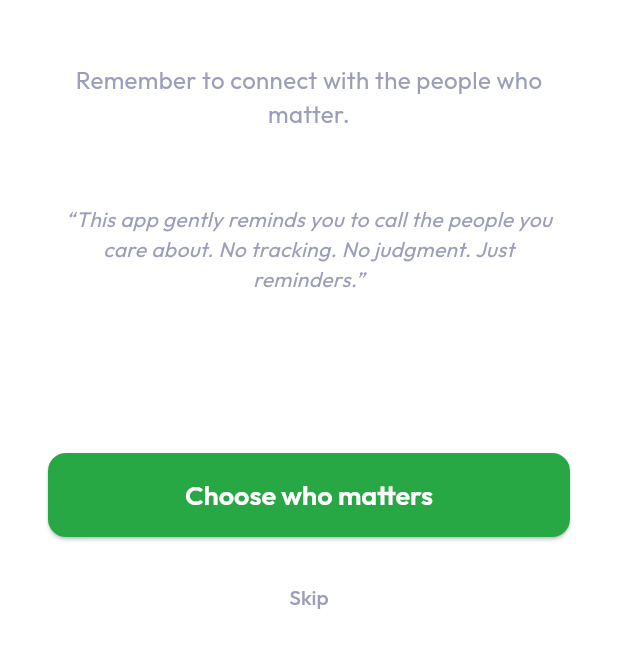
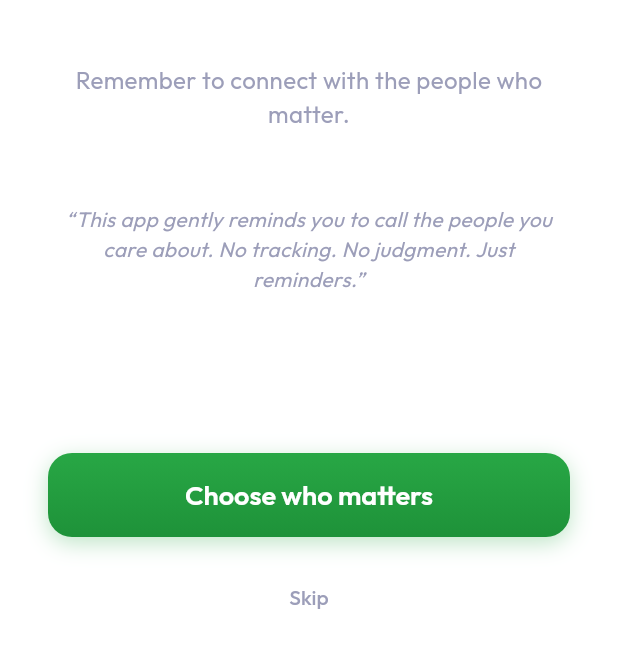
Before and after one commit to carbonanik/call_monitor, a Flutter app: the screen it shows after launch, on a phone screen of 412 x 824 dp, the part 531-1199 px from its top. Run offline on Flutter 3.47's test engine with Material 3 defaults, Android fonts, the phone set to English and light mode, and no system bars; our stand-ins replace drift, flutter_contacts, flutter_local_notifications, flutter_riverpod, google_fonts, package_info_plus and 1 more; missing offline and left inert: call_log, workmanager; accounts and stored records are empty; generated files the repository leaves out were written again; statements that could not run were skipped.

Commit message:
fix: few of them

```diff
--- /dev/null
+++ b/lib/components/gradient_button.dart
@@ -0,0 +1,57 @@
+import 'package:flutter/material.dart';
+import '../core/theme.dart';
+
+class GradientButton extends StatelessWidget {
+  final String text;
+  final VoidCallback? onPressed;
+
+  const GradientButton({
+    super.key,
+    required this.text,
+    required this.onPressed,
+  });
+
+  @override
+  Widget build(BuildContext context) {
+    return Container(
+      width: double.infinity,
+      height: 56,
+      decoration: BoxDecoration(
+        gradient: const LinearGradient(
+          colors: [
+            AppTheme.primaryColor,
+            Color(0xFF1E9239),
+          ],
+          begin: Alignment.topCenter,
+          end: Alignment.bottomCenter,
+        ),
+        borderRadius: BorderRadius.circular(16),
+        boxShadow: [
+          BoxShadow(
+            color: AppTheme.primaryColor.withValues(alpha: 0.3),
+            blurRadius: 12,
+            offset: const Offset(0, 4),
+          ),
+        ],
+      ),
+      child: ElevatedButton(
+        style: ElevatedButton.styleFrom(
+          backgroundColor: Colors.transparent,
+          shadowColor: Colors.transparent,
+          shape: RoundedRectangleBorder(
+            borderRadius: BorderRadius.circular(16),
+          ),
+        ),
+        onPressed: onPressed,
+        child: Text(
+          text,
+          style: const TextStyle(
+            color: Colors.white,
+            fontSize: 18,
+            fontWeight: FontWeight.w600,
+          ),
+        ),
+      ),
+    );
+  }
+}
--- a/lib/main.dart
+++ b/lib/main.dart
@@ -1,3 +1,4 @@
+import 'package:call_monitor/screens/about_screen.dart';
 import 'package:flutter/material.dart';
 import 'package:flutter_riverpod/flutter_riverpod.dart';
 import 'core/theme.dart';
@@ -40,6 +41,7 @@ class JustCallApp extends StatelessWidget {
         '/home': (context) => const HomeScreen(),
         '/select-contacts': (context) => const ContactSelectionScreen(),
         '/manage-reminders': (context) => const ManageRemindersScreen(),
+        '/about': (context) => const AboutScreen(),
       },
     );
   }
--- a/lib/screens/frequency_selection_screen.dart
+++ b/lib/screens/frequency_selection_screen.dart
@@ -1,3 +1,4 @@
+import 'package:call_monitor/components/list_avater.dart';
 import 'package:flutter/material.dart';
 import 'package:flutter_contacts/flutter_contacts.dart';
 import 'package:flutter_riverpod/flutter_riverpod.dart';
@@ -166,6 +167,7 @@ class _ContactFrequencyCard extends StatelessWidget {
         children: [
           Row(
             children: [
+              // ListAvatar(contact: contact),
               CircleAvatar(
                 backgroundColor: AppTheme.primaryColor.withOpacity(0.1),
                 child: Text(
--- a/lib/screens/onboarding_screen.dart
+++ b/lib/screens/onboarding_screen.dart
@@ -1,6 +1,7 @@
 import 'package:call_monitor/gen/assets.gen.dart';
 import 'package:flutter/material.dart';
 import '../core/theme.dart';
+import '../components/gradient_button.dart';
 import 'contact_selection_screen.dart';
 
 class OnboardingScreen extends StatelessWidget {
@@ -45,23 +46,14 @@ class OnboardingScreen extends StatelessWidget {
               const Spacer(),
               Column(
                 children: [
-                  ElevatedButton(
-                    style: ElevatedButton.styleFrom(
-                      backgroundColor: AppTheme.primaryColor,
-                      foregroundColor: Colors.white,
-                      padding: const EdgeInsets.symmetric(
-                          horizontal: 48, vertical: 16),
-                      shape: RoundedRectangleBorder(
-                        borderRadius: BorderRadius.circular(12),
-                      ),
-                    ),
+                  GradientButton(
+                    text: 'Choose who matters',
                     onPressed: () {
                       Navigator.of(context).push(
                         MaterialPageRoute(
                             builder: (_) => const ContactSelectionScreen()),
                       );
                     },
-                    child: const Text('Choose who matters'),
                   ),
                   const SizedBox(height: 16),
                   TextButton(
--- a/lib/services/background_service.dart
+++ b/lib/services/background_service.dart
@@ -33,8 +33,7 @@ void callbackDispatcher() {
 
 class BackgroundService {
   static Future<void> init() async {
-    // Set isInDebugMode to true to see a local notification when the task runs
-    await Workmanager().initialize(callbackDispatcher, isInDebugMode: true);
+    await Workmanager().initialize(callbackDispatcher);
     await Workmanager().registerPeriodicTask(
       "1",
       syncTask,
--- a/lib/services/notification_service.dart
+++ b/lib/services/notification_service.dart
@@ -148,7 +148,7 @@ class NotificationService {
           'snooze_action',
           'Snooze',
           showsUserInterface: false,
-          cancelNotification: true, // 👈 THIS IS KEY
+          cancelNotification: true,
         ),
       ],
     );
--- a/pubspec.yaml
+++ b/pubspec.yaml
@@ -49,6 +49,7 @@ dependencies:
   google_fonts: ^8.0.0
   permission_handler: ^12.0.1
   timezone: ^0.9.4
+  package_info_plus: ^9.0.0
 
 dev_dependencies:
   flutter_test:
```
Also changed, not shown: lib/components/list_avater.dart (added, +36 -0 lines), lib/screens/about_screen.dart (added, +58 -0 lines), lib/screens/contact_selection_screen.dart (+22 -6 lines), lib/screens/home_screen.dart (+14 -21 lines), lib/screens/settings_screen.dart (+52 -0 lines), pubspec.lock, 2 other files.
